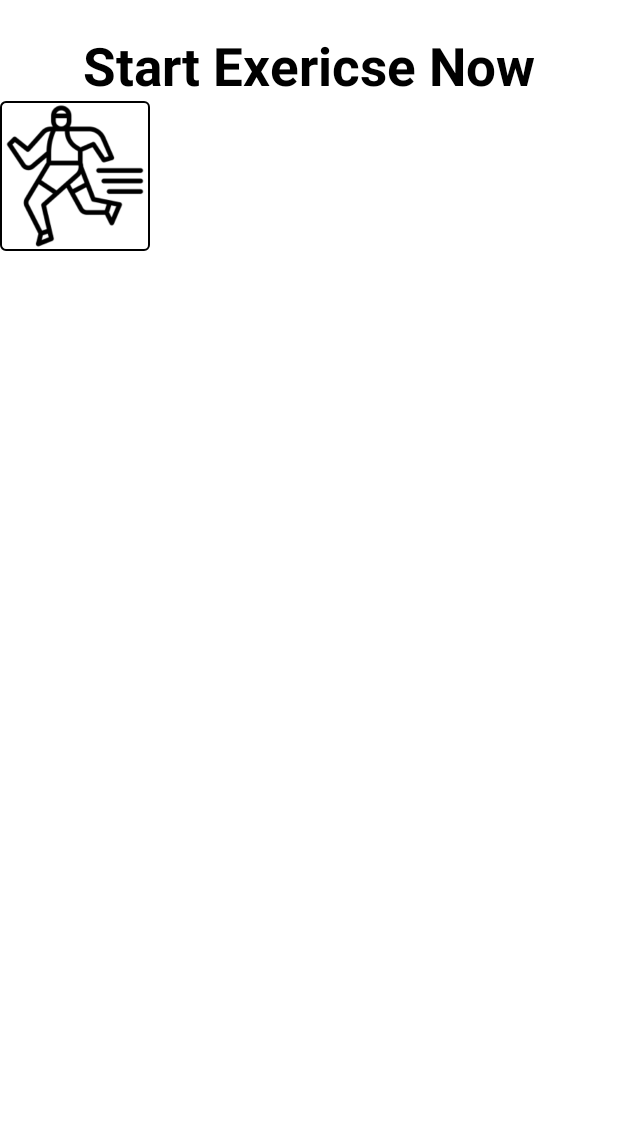
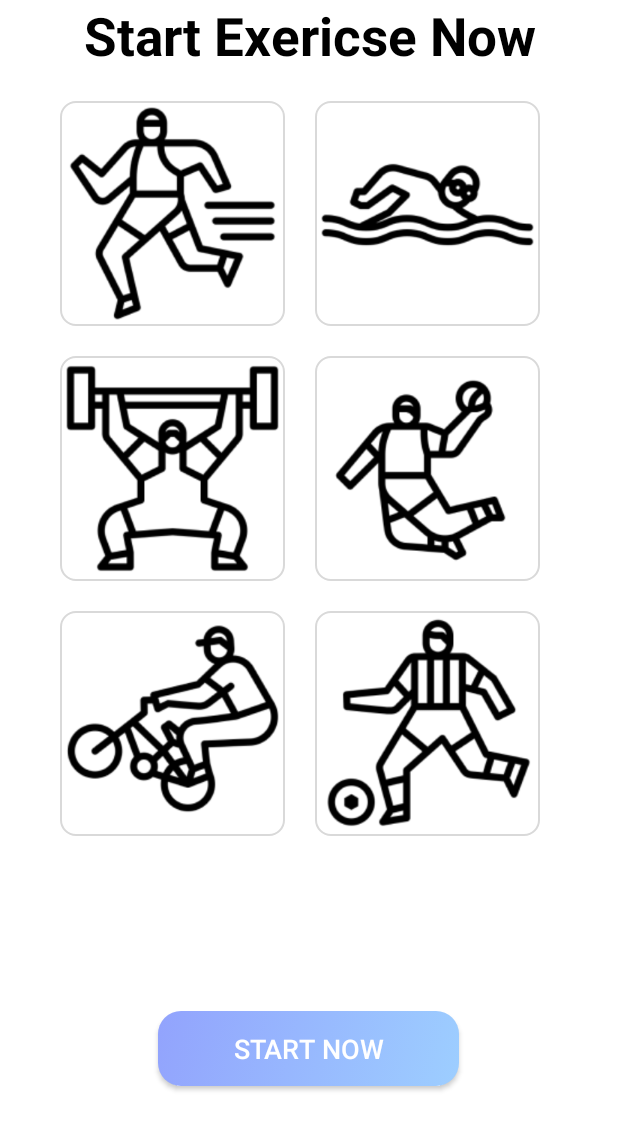
Before and after one commit to irritablebro/404GroupProject, an Android app: the layout fragment_exercise.xml on its own in the app's theme, with its tools: preview values and no code run, on a phone screen of 412 x 824 dp. Shown: the top 1130 px of the screen. Run offline under Robolectric (Android 15) with nearby library versions, the phone set to English and light mode, and no system bars.

```diff
--- a/app/src/main/res/drawable/exercise_container.xml
+++ b/app/src/main/res/drawable/exercise_container.xml
@@ -4,7 +4,7 @@
     <!-- 设置背景色为红色 -->
     <solid  android:color="@android:color/white"/>
     <!-- 边框为灰色 -->
-    <stroke android:width="2px"  android:color="@color/black"/>
+    <stroke android:width="2px"  android:color="#D9D9D9"/>
     <!-- 这里是圆角的半径-->
-    <corners android:radius="3dip" />
+    <corners android:radius="10dip" />
 </shape>
--- a/app/src/main/res/layout/fragment_exercise.xml
+++ b/app/src/main/res/layout/fragment_exercise.xml
@@ -6,17 +6,14 @@
     tools:context=".ExerciseFragment">
 
     <!-- TODO: Update blank fragment layout -->
-
-    <LinearLayout
+<RelativeLayout
     android:layout_width="match_parent"
-        android:layout_height="match_parent"
-        android:orientation="vertical">
-
+    android:layout_height="match_parent">
     <TextView
-            android:id="@+id/textView2"
-            android:layout_width="wrap_content"
+        android:id="@+id/textView"
+        android:layout_width="match_parent"
         android:layout_height="wrap_content"
-            android:layout_marginTop="20dp"
+        android:gravity="center"
         android:text="Start Exericse Now"
         android:layout_gravity="center"
         android:textColor="@color/black"
@@ -25,12 +22,92 @@
 
     <ImageView
         android:id="@+id/running"
-            android:layout_width="100dp"
-            android:layout_height="100dp"
-            android:src="@drawable/exercise_running"
-            android:background="@drawable/exercise_container">
+        android:layout_width="150dp"
+        android:layout_height="150dp"
+        android:layout_marginTop="20dp"
+        android:layout_marginLeft="40dp"
+        android:layout_below="@+id/textView"
+        android:background="@drawable/exercise_container"
+        android:src="@drawable/exercise_running">
     </ImageView>
-    </LinearLayout>
+
+    <ImageView
+        android:id="@+id/swimming"
+        android:layout_width="150dp"
+        android:layout_height="150dp"
+        android:layout_below="@+id/textView"
+        android:layout_marginTop="20dp"
+        android:layout_marginLeft="20dp"
+        android:layout_toEndOf="@+id/running"
+        android:background="@drawable/exercise_container"
+        android:src="@drawable/exercise_swimming">
+    </ImageView>
+    <ImageView
+        android:id="@+id/lifting"
+        android:layout_width="150dp"
+        android:layout_height="150dp"
+        android:layout_marginLeft="40dp"
+
+        android:layout_below="@+id/running"
+        android:layout_marginTop="20dp"
+        android:background="@drawable/exercise_container"
+        android:src="@drawable/exercise_lifting">
+    </ImageView>
+
+    <ImageView
+        android:id="@+id/basketball"
+        android:layout_width="150dp"
+        android:layout_height="150dp"
+        android:layout_below="@+id/swimming"
+        android:layout_marginTop="20dp"
+        android:layout_marginLeft="20dp"
+        android:layout_toEndOf="@+id/lifting"
+        android:background="@drawable/exercise_container"
+        android:src="@drawable/exercise_basketball">
+    </ImageView>
+    <ImageView
+        android:id="@+id/biking"
+        android:layout_width="150dp"
+        android:layout_height="150dp"
+        android:layout_marginLeft="40dp"
+
+        android:layout_below="@+id/lifting"
+        android:layout_marginTop="20dp"
+        android:background="@drawable/exercise_container"
+        android:src="@drawable/exercise_biking">
+    </ImageView>
+    <ImageView
+        android:id="@+id/soccer"
+        android:layout_width="150dp"
+        android:layout_height="150dp"
+        android:layout_below="@+id/basketball"
+        android:layout_marginTop="20dp"
+        android:layout_marginLeft="20dp"
+        android:layout_toEndOf="@+id/lifting"
+        android:background="@drawable/exercise_container"
+        android:src="@drawable/exercise_soccer">
+    </ImageView>
+
+    <androidx.appcompat.widget.AppCompatButton
+        android:id="@+id/login_btn_login"
+        android:layout_width="200dp"
+        android:layout_height="50dp"
+        android:layout_alignParentStart="true"
+        android:layout_alignParentEnd="true"
+        android:layout_alignParentBottom="true"
+        android:layout_marginStart="105dp"
+        android:layout_marginEnd="106dp"
+        android:layout_marginBottom="100dp"
+        android:background="@drawable/btn_background"
+        android:gravity="center"
+        android:text="Start Now"
+        android:textColor="#ffffff"
+        android:textSize="18sp" />
+
+</RelativeLayout>
+
+
+
 
 
 </FrameLayout>
```
Also changed, not shown: app/src/main/AndroidManifest.xml (+7 -2 lines), app/src/main/java/com/example/groupproject/exercise_detail.kt (added, +11 -0 lines), app/src/main/res/drawable/btn_exercise_pause.xml (added, +12 -0 lines), app/src/main/res/drawable/btn_exercise_stop.xml (added, +12 -0 lines), app/src/main/res/layout/activity_exercise_detail.xml (added, +126 -0 lines), app/src/main/res/drawable-v24/exercise_basketball.png (renamed from app/src/main/res/drawable-v24/exercise_backetball.png), app/src/main/res/drawable/heart_beat_img.png (added), app/src/main/res/drawable/running_map.png (added), 2 other files. Lines whose indentation alone changed are shown as unchanged.
